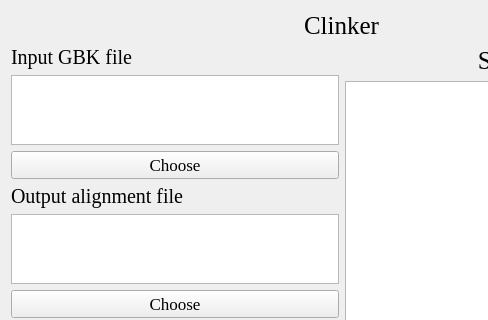
Above: Clinker.ui from hzaurzli/MicroWorldOmics before the change; both pictures show x 0 to 488 and y 0 to 320 of the 683 by 515 pixel window. Below: the same form after it.
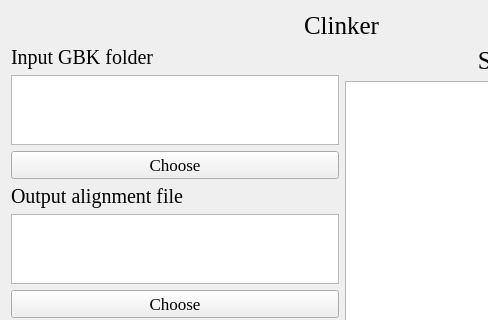
That is the form after the change. Icons and pictures are not drawn.

Patch:
```diff
--- a/Clinker.ui
+++ b/Clinker.ui
@@ -28,7 +28,7 @@
         </font>
        </property>
        <property name="text">
-        <string>Input GBK file</string>
+        <string>Input GBK folder</string>
        </property>
        <property name="alignment">
         <set>Qt::AlignLeading|Qt::AlignLeft|Qt::AlignVCenter</set>
```
